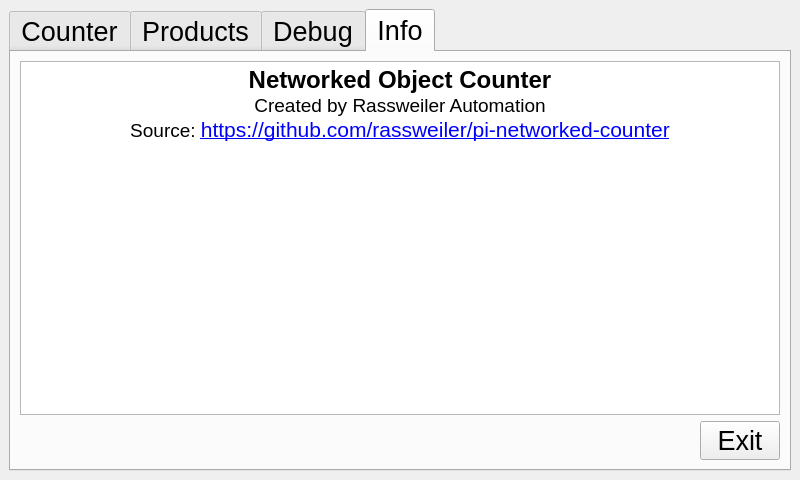
This is form.ui in rassweiler/pi-networked-counter as Qt 5 draws it before an edit. The edited form follows.
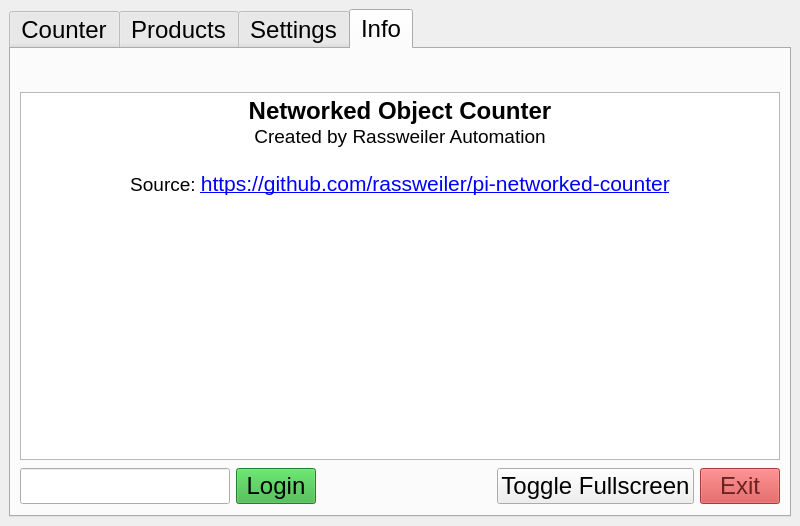
This is the edited form. The open tabs and pages were chosen to show the change. Icons and pictures are not drawn.

What changed in the file:
```diff
--- a/form.ui
+++ b/form.ui
@@ -7,7 +7,7 @@
     <x>0</x>
     <y>0</y>
     <width>800</width>
-    <height>480</height>
+    <height>526</height>
    </rect>
   </property>
   <property name="windowTitle">
@@ -26,7 +26,7 @@
       </property>
       <property name="font">
        <font>
-        <pointsize>20</pointsize>
+        <pointsize>18</pointsize>
        </font>
       </property>
       <property name="currentIndex">
@@ -2210,7 +2210,7 @@
         <bool>true</bool>
        </property>
        <attribute name="title">
-        <string>Debug</string>
+        <string>Settings</string>
        </attribute>
        <layout class="QVBoxLayout" name="verticalLayout_3">
         <item>
@@ -2294,16 +2294,32 @@
         <string>Info</string>
        </attribute>
        <layout class="QVBoxLayout" name="verticalLayout_2">
+        <item>
+         <widget class="QLabel" name="label_10">
+          <property name="text">
+           <string/>
+          </property>
+          <property name="pixmap">
+           <pixmap>logo-small.png</pixmap>
+          </property>
+          <property name="alignment">
+           <set>Qt::AlignCenter</set>
+          </property>
+         </widget>
+        </item>
         <item>
          <widget class="QTextBrowser" name="textBrowser">
           <property name="html">
            <string>&lt;!DOCTYPE HTML PUBLIC &quot;-//W3C//DTD HTML 4.0//EN&quot; &quot;http://www.w3.org/TR/REC-html40/strict.dtd&quot;&gt;
-&lt;html&gt;&lt;head&gt;&lt;meta name=&quot;qrichtext&quot; content=&quot;1&quot; /&gt;&lt;style type=&quot;text/css&quot;&gt;
+&lt;html&gt;&lt;head&gt;&lt;meta name=&quot;qrichtext&quot; content=&quot;1&quot; /&gt;&lt;meta charset=&quot;utf-8&quot; /&gt;&lt;style type=&quot;text/css&quot;&gt;
 p, li { white-space: pre-wrap; }
-&lt;/style&gt;&lt;/head&gt;&lt;body style=&quot; font-family:'Sans Serif'; font-size:20pt; font-weight:400; font-style:normal;&quot;&gt;
-&lt;p align=&quot;center&quot; style=&quot; margin-top:0px; margin-bottom:0px; margin-left:0px; margin-right:0px; -qt-block-indent:0; text-indent:0px;&quot;&gt;&lt;span style=&quot; font-size:18pt; font-weight:704;&quot;&gt;Networked Object Counter&lt;/span&gt;&lt;/p&gt;
+hr { height: 1px; border-width: 0; }
+li.unchecked::marker { content: &quot;\2610&quot;; }
+li.checked::marker { content: &quot;\2612&quot;; }
+&lt;/style&gt;&lt;/head&gt;&lt;body style=&quot; font-family:'Sans Serif'; font-size:18pt; font-weight:400; font-style:normal;&quot;&gt;
+&lt;p align=&quot;center&quot; style=&quot; margin-top:0px; margin-bottom:0px; margin-left:0px; margin-right:0px; -qt-block-indent:0; text-indent:0px;&quot;&gt;&lt;span style=&quot; font-weight:704;&quot;&gt;Networked Object Counter&lt;/span&gt;&lt;/p&gt;
 &lt;p align=&quot;center&quot; style=&quot; margin-top:0px; margin-bottom:0px; margin-left:0px; margin-right:0px; -qt-block-indent:0; text-indent:0px;&quot;&gt;&lt;span style=&quot; font-size:14pt;&quot;&gt;Created by Rassweiler Automation&lt;/span&gt;&lt;/p&gt;
-&lt;p align=&quot;center&quot; style=&quot; margin-top:0px; margin-bottom:0px; margin-left:0px; margin-right:0px; -qt-block-indent:0; text-indent:0px;&quot;&gt;&lt;img src=&quot;:/Logos/logo-small.png&quot; /&gt;&lt;/p&gt;
+&lt;p align=&quot;center&quot; style=&quot;-qt-paragraph-type:empty; margin-top:0px; margin-bottom:0px; margin-left:0px; margin-right:0px; -qt-block-indent:0; text-indent:0px; font-size:14pt;&quot;&gt;&lt;br /&gt;&lt;/p&gt;
 &lt;p align=&quot;center&quot; style=&quot; margin-top:0px; margin-bottom:0px; margin-left:0px; margin-right:0px; -qt-block-indent:0; text-indent:0px;&quot;&gt;&lt;span style=&quot; font-size:14pt;&quot;&gt;Source: &lt;/span&gt;&lt;a href=&quot;https://github.com/rassweiler/pi-networked-counter&quot;&gt;&lt;span style=&quot; font-size:16pt; text-decoration: underline; color:#0000ff;&quot;&gt;https://github.com/rassweiler/pi-networked-counter&lt;/span&gt;&lt;/a&gt;&lt;/p&gt;
 &lt;p style=&quot;-qt-paragraph-type:empty; margin-top:0px; margin-bottom:0px; margin-left:0px; margin-right:0px; -qt-block-indent:0; text-indent:0px; font-size:16pt; text-decoration: underline; color:#0000ff;&quot;&gt;&lt;br /&gt;&lt;/p&gt;&lt;/body&gt;&lt;/html&gt;</string>
           </property>
@@ -2311,6 +2327,468 @@
         </item>
         <item>
          <layout class="QHBoxLayout" name="horizontalLayout_3">
+          <item>
+           <widget class="QLineEdit" name="lineEditLogin">
+            <property name="inputMethodHints">
+             <set>Qt::ImhHiddenText|Qt::ImhNoAutoUppercase|Qt::ImhNoPredictiveText|Qt::ImhSensitiveData</set>
+            </property>
+            <property name="text">
+             <string/>
+            </property>
+            <property name="echoMode">
+             <enum>QLineEdit::Password</enum>
+            </property>
+           </widget>
+          </item>
+          <item>
+           <widget class="QPushButton" name="buttonLogin">
+            <property name="palette">
+             <palette>
+              <active>
+               <colorrole role="WindowText">
+                <brush brushstyle="SolidPattern">
+                 <color alpha="255">
+                  <red>0</red>
+                  <green>0</green>
+                  <blue>0</blue>
+                 </color>
+                </brush>
+               </colorrole>
+               <colorrole role="Button">
+                <brush brushstyle="SolidPattern">
+                 <color alpha="255">
+                  <red>51</red>
+                  <green>176</green>
+                  <blue>59</blue>
+                 </color>
+                </brush>
+               </colorrole>
+               <colorrole role="Light">
+                <brush brushstyle="SolidPattern">
+                 <color alpha="255">
+                  <red>83</red>
+                  <green>255</green>
+                  <blue>94</blue>
+                 </color>
+                </brush>
+               </colorrole>
+               <colorrole role="Midlight">
+                <brush brushstyle="SolidPattern">
+                 <color alpha="255">
+                  <red>67</red>
+                  <green>215</green>
+                  <blue>76</blue>
+                 </color>
+                </brush>
+               </colorrole>
+               <colorrole role="Dark">
+                <brush brushstyle="SolidPattern">
+                 <color alpha="255">
+                  <red>25</red>
+                  <green>88</green>
+                  <blue>29</blue>
+                 </color>
+                </brush>
+               </colorrole>
+               <colorrole role="Mid">
+                <brush brushstyle="SolidPattern">
+                 <color alpha="255">
+                  <red>34</red>
+                  <green>117</green>
+                  <blue>39</blue>
+                 </color>
+                </brush>
+               </colorrole>
+               <colorrole role="Text">
+                <brush brushstyle="SolidPattern">
+                 <color alpha="255">
+                  <red>0</red>
+                  <green>0</green>
+                  <blue>0</blue>
+                 </color>
+                </brush>
+               </colorrole>
+               <colorrole role="BrightText">
+                <brush brushstyle="SolidPattern">
+                 <color alpha="255">
+                  <red>255</red>
+                  <green>255</green>
+                  <blue>255</blue>
+                 </color>
+                </brush>
+               </colorrole>
+               <colorrole role="ButtonText">
+                <brush brushstyle="SolidPattern">
+                 <color alpha="255">
+                  <red>0</red>
+                  <green>0</green>
+                  <blue>0</blue>
+                 </color>
+                </brush>
+               </colorrole>
+               <colorrole role="Base">
+                <brush brushstyle="SolidPattern">
+                 <color alpha="255">
+                  <red>255</red>
+                  <green>255</green>
+                  <blue>255</blue>
+                 </color>
+                </brush>
+               </colorrole>
+               <colorrole role="Window">
+                <brush brushstyle="SolidPattern">
+                 <color alpha="255">
+                  <red>51</red>
+                  <green>176</green>
+                  <blue>59</blue>
+                 </color>
+                </brush>
+               </colorrole>
+               <colorrole role="Shadow">
+                <brush brushstyle="SolidPattern">
+                 <color alpha="255">
+                  <red>0</red>
+                  <green>0</green>
+                  <blue>0</blue>
+                 </color>
+                </brush>
+               </colorrole>
+               <colorrole role="AlternateBase">
+                <brush brushstyle="SolidPattern">
+                 <color alpha="255">
+                  <red>153</red>
+                  <green>215</green>
+                  <blue>157</blue>
+                 </color>
+                </brush>
+               </colorrole>
+               <colorrole role="ToolTipBase">
+                <brush brushstyle="SolidPattern">
+                 <color alpha="255">
+                  <red>255</red>
+                  <green>255</green>
+                  <blue>220</blue>
+                 </color>
+                </brush>
+               </colorrole>
+               <colorrole role="ToolTipText">
+                <brush brushstyle="SolidPattern">
+                 <color alpha="255">
+                  <red>0</red>
+                  <green>0</green>
+                  <blue>0</blue>
+                 </color>
+                </brush>
+               </colorrole>
+               <colorrole role="PlaceholderText">
+                <brush brushstyle="SolidPattern">
+                 <color alpha="127">
+                  <red>0</red>
+                  <green>0</green>
+                  <blue>0</blue>
+                 </color>
+                </brush>
+               </colorrole>
+              </active>
+              <inactive>
+               <colorrole role="WindowText">
+                <brush brushstyle="SolidPattern">
+                 <color alpha="255">
+                  <red>0</red>
+                  <green>0</green>
+                  <blue>0</blue>
+                 </color>
+                </brush>
+               </colorrole>
+               <colorrole role="Button">
+                <brush brushstyle="SolidPattern">
+                 <color alpha="255">
+                  <red>51</red>
+                  <green>176</green>
+                  <blue>59</blue>
+                 </color>
+                </brush>
+               </colorrole>
+               <colorrole role="Light">
+                <brush brushstyle="SolidPattern">
+                 <color alpha="255">
+                  <red>83</red>
+                  <green>255</green>
+                  <blue>94</blue>
+                 </color>
+                </brush>
+               </colorrole>
+               <colorrole role="Midlight">
+                <brush brushstyle="SolidPattern">
+                 <color alpha="255">
+                  <red>67</red>
+                  <green>215</green>
+                  <blue>76</blue>
+                 </color>
+                </brush>
+               </colorrole>
+               <colorrole role="Dark">
+                <brush brushstyle="SolidPattern">
+                 <color alpha="255">
+                  <red>25</red>
+                  <green>88</green>
+                  <blue>29</blue>
+                 </color>
+                </brush>
+               </colorrole>
+               <colorrole role="Mid">
+                <brush brushstyle="SolidPattern">
+                 <color alpha="255">
+                  <red>34</red>
+                  <green>117</green>
+                  <blue>39</blue>
+                 </color>
+                </brush>
+               </colorrole>
+               <colorrole role="Text">
+                <brush brushstyle="SolidPattern">
+                 <color alpha="255">
+                  <red>0</red>
+                  <green>0</green>
+                  <blue>0</blue>
+                 </color>
+                </brush>
+               </colorrole>
+               <colorrole role="BrightText">
+                <brush brushstyle="SolidPattern">
+                 <color alpha="255">
+                  <red>255</red>
+                  <green>255</green>
+                  <blue>255</blue>
+                 </color>
+                </brush>
+               </colorrole>
+               <colorrole role="ButtonText">
+                <brush brushstyle="SolidPattern">
+                 <color alpha="255">
+                  <red>0</red>
+                  <green>0</green>
+                  <blue>0</blue>
+                 </color>
+                </brush>
+               </colorrole>
+               <colorrole role="Base">
+                <brush brushstyle="SolidPattern">
+                 <color alpha="255">
+                  <red>255</red>
+                  <green>255</green>
+                  <blue>255</blue>
+                 </color>
+                </brush>
+               </colorrole>
+               <colorrole role="Window">
+                <brush brushstyle="SolidPattern">
+                 <color alpha="255">
+                  <red>51</red>
+                  <green>176</green>
+                  <blue>59</blue>
+                 </color>
+                </brush>
+               </colorrole>
+               <colorrole role="Shadow">
+                <brush brushstyle="SolidPattern">
+                 <color alpha="255">
+                  <red>0</red>
+                  <green>0</green>
+                  <blue>0</blue>
+                 </color>
+                </brush>
+               </colorrole>
+               <colorrole role="AlternateBase">
+                <brush brushstyle="SolidPattern">
+                 <color alpha="255">
+                  <red>153</red>
+                  <green>215</green>
+                  <blue>157</blue>
+                 </color>
+                </brush>
+               </colorrole>
+               <colorrole role="ToolTipBase">
+                <brush brushstyle="SolidPattern">
+                 <color alpha="255">
+                  <red>255</red>
+                  <green>255</green>
+                  <blue>220</blue>
+                 </color>
+                </brush>
+               </colorrole>
+               <colorrole role="ToolTipText">
+                <brush brushstyle="SolidPattern">
+                 <color alpha="255">
+                  <red>0</red>
+                  <green>0</green>
+                  <blue>0</blue>
+                 </color>
+                </brush>
+               </colorrole>
+               <colorrole role="PlaceholderText">
+                <brush brushstyle="SolidPattern">
+                 <color alpha="127">
+                  <red>0</red>
+                  <green>0</green>
+                  <blue>0</blue>
+                 </color>
+                </brush>
+               </colorrole>
+              </inactive>
+              <disabled>
+               <colorrole role="WindowText">
+                <brush brushstyle="SolidPattern">
+                 <color alpha="255">
+                  <red>25</red>
+                  <green>88</green>
+                  <blue>29</blue>
+                 </color>
+                </brush>
+               </colorrole>
+               <colorrole role="Button">
+                <brush brushstyle="SolidPattern">
+                 <color alpha="255">
+                  <red>51</red>
+                  <green>176</green>
+                  <blue>59</blue>
+                 </color>
+                </brush>
+               </colorrole>
+               <colorrole role="Light">
+                <brush brushstyle="SolidPattern">
+                 <color alpha="255">
+                  <red>83</red>
+                  <green>255</green>
+                  <blue>94</blue>
+                 </color>
+                </brush>
+               </colorrole>
+               <colorrole role="Midlight">
+                <brush brushstyle="SolidPattern">
+                 <color alpha="255">
+                  <red>67</red>
+                  <green>215</green>
+                  <blue>76</blue>
+                 </color>
+                </brush>
+               </colorrole>
+               <colorrole role="Dark">
+                <brush brushstyle="SolidPattern">
+                 <color alpha="255">
+                  <red>25</red>
+                  <green>88</green>
+                  <blue>29</blue>
+                 </color>
+                </brush>
+               </colorrole>
+               <colorrole role="Mid">
+                <brush brushstyle="SolidPattern">
+                 <color alpha="255">
+                  <red>34</red>
+                  <green>117</green>
+                  <blue>39</blue>
+                 </color>
+                </brush>
+               </colorrole>
+               <colorrole role="Text">
+                <brush brushstyle="SolidPattern">
+                 <color alpha="255">
+                  <red>25</red>
+                  <green>88</green>
+                  <blue>29</blue>
+                 </color>
+                </brush>
+               </colorrole>
+               <colorrole role="BrightText">
+                <brush brushstyle="SolidPattern">
+                 <color alpha="255">
+                  <red>255</red>
+                  <green>255</green>
+                  <blue>255</blue>
+                 </color>
+                </brush>
+               </colorrole>
+               <colorrole role="ButtonText">
+                <brush brushstyle="SolidPattern">
+                 <color alpha="255">
+                  <red>25</red>
+                  <green>88</green>
+                  <blue>29</blue>
+                 </color>
+                </brush>
+               </colorrole>
+               <colorrole role="Base">
+                <brush brushstyle="SolidPattern">
+                 <color alpha="255">
+                  <red>51</red>
+                  <green>176</green>
+                  <blue>59</blue>
+                 </color>
+                </brush>
+               </colorrole>
+               <colorrole role="Window">
+                <brush brushstyle="SolidPattern">
+                 <color alpha="255">
+                  <red>51</red>
+                  <green>176</green>
+                  <blue>59</blue>
+                 </color>
+                </brush>
+               </colorrole>
+               <colorrole role="Shadow">
+                <brush brushstyle="SolidPattern">
+                 <color alpha="255">
+                  <red>0</red>
+                  <green>0</green>
+                  <blue>0</blue>
+                 </color>
+                </brush>
+               </colorrole>
+               <colorrole role="AlternateBase">
+                <brush brushstyle="SolidPattern">
+                 <color alpha="255">
+                  <red>51</red>
+                  <green>176</green>
+                  <blue>59</blue>
+                 </color>
+                </brush>
+               </colorrole>
+               <colorrole role="ToolTipBase">
+                <brush brushstyle="SolidPattern">
+                 <color alpha="255">
+                  <red>255</red>
+                  <green>255</green>
+                  <blue>220</blue>
+                 </color>
+                </brush>
+               </colorrole>
+               <colorrole role="ToolTipText">
+                <brush brushstyle="SolidPattern">
+                 <color alpha="255">
+                  <red>0</red>
+                  <green>0</green>
+                  <blue>0</blue>
+                 </color>
+                </brush>
+               </colorrole>
+               <colorrole role="PlaceholderText">
+                <brush brushstyle="SolidPattern">
+                 <color alpha="127">
+                  <red>25</red>
+                  <green>88</green>
+                  <blue>29</blue>
+                 </color>
+                </brush>
+               </colorrole>
+              </disabled>
+             </palette>
+            </property>
+            <property name="text">
+             <string>Login</string>
+            </property>
+           </widget>
+          </item>
           <item>
            <spacer name="horizontalSpacer">
             <property name="orientation">
@@ -2318,14 +2796,469 @@
             </property>
             <property name="sizeHint" stdset="0">
              <size>
-              <width>40</width>
-              <height>20</height>
+              <width>20</width>
+              <height>40</height>
              </size>
             </property>
            </spacer>
           </item>
           <item>
-           <widget class="QPushButton" name="exitButton">
+           <widget class="QPushButton" name="buttonToggleFullscreen">
+            <property name="enabled">
+             <bool>true</bool>
+            </property>
+            <property name="text">
+             <string>Toggle Fullscreen</string>
+            </property>
+           </widget>
+          </item>
+          <item>
+           <widget class="QPushButton" name="buttonExit">
+            <property name="enabled">
+             <bool>false</bool>
+            </property>
+            <property name="palette">
+             <palette>
+              <active>
+               <colorrole role="WindowText">
+                <brush brushstyle="SolidPattern">
+                 <color alpha="255">
+                  <red>0</red>
+                  <green>0</green>
+                  <blue>0</blue>
+                 </color>
+                </brush>
+               </colorrole>
+               <colorrole role="Button">
+                <brush brushstyle="SolidPattern">
+                 <color alpha="255">
+                  <red>212</red>
+                  <green>67</green>
+                  <blue>67</blue>
+                 </color>
+                </brush>
+               </colorrole>
+               <colorrole role="Light">
+                <brush brushstyle="SolidPattern">
+                 <color alpha="255">
+                  <red>255</red>
+                  <green>144</green>
+                  <blue>144</blue>
+                 </color>
+                </brush>
+               </colorrole>
+               <colorrole role="Midlight">
+                <brush brushstyle="SolidPattern">
+                 <color alpha="255">
+                  <red>233</red>
+                  <green>105</green>
+                  <blue>105</blue>
+                 </color>
+                </brush>
+               </colorrole>
+               <colorrole role="Dark">
+                <brush brushstyle="SolidPattern">
+                 <color alpha="255">
+                  <red>106</red>
+                  <green>34</green>
+                  <blue>34</blue>
+                 </color>
+                </brush>
+               </colorrole>
+               <colorrole role="Mid">
+                <brush brushstyle="SolidPattern">
+                 <color alpha="255">
+                  <red>141</red>
+                  <green>45</green>
+                  <blue>45</blue>
+                 </color>
+                </brush>
+               </colorrole>
+               <colorrole role="Text">
+                <brush brushstyle="SolidPattern">
+                 <color alpha="255">
+                  <red>0</red>
+                  <green>0</green>
+                  <blue>0</blue>
+                 </color>
+                </brush>
+               </colorrole>
+               <colorrole role="BrightText">
+                <brush brushstyle="SolidPattern">
+                 <color alpha="255">
+                  <red>255</red>
+                  <green>255</green>
+                  <blue>255</blue>
+                 </color>
+                </brush>
+               </colorrole>
+               <colorrole role="ButtonText">
+                <brush brushstyle="SolidPattern">
+                 <color alpha="255">
+                  <red>0</red>
+                  <green>0</green>
+                  <blue>0</blue>
+                 </color>
+                </brush>
+               </colorrole>
+               <colorrole role="Base">
+                <brush brushstyle="SolidPattern">
+                 <color alpha="255">
+                  <red>255</red>
+                  <green>255</green>
+                  <blue>255</blue>
+                 </color>
+                </brush>
+               </colorrole>
+               <colorrole role="Window">
+                <brush brushstyle="SolidPattern">
+                 <color alpha="255">
+                  <red>212</red>
+                  <green>67</green>
+                  <blue>67</blue>
+                 </color>
+                </brush>
+               </colorrole>
+               <colorrole role="Shadow">
+                <brush brushstyle="SolidPattern">
+                 <color alpha="255">
+                  <red>0</red>
+                  <green>0</green>
+                  <blue>0</blue>
+                 </color>
+                </brush>
+               </colorrole>
+               <colorrole role="AlternateBase">
+                <brush brushstyle="SolidPattern">
+                 <color alpha="255">
+                  <red>233</red>
+                  <green>161</green>
+                  <blue>161</blue>
+                 </color>
+                </brush>
+               </colorrole>
+               <colorrole role="ToolTipBase">
+                <brush brushstyle="SolidPattern">
+                 <color alpha="255">
+                  <red>255</red>
+                  <green>255</green>
+                  <blue>220</blue>
+                 </color>
+                </brush>
+               </colorrole>
+               <colorrole role="ToolTipText">
+                <brush brushstyle="SolidPattern">
+                 <color alpha="255">
+                  <red>0</red>
+                  <green>0</green>
+                  <blue>0</blue>
+                 </color>
+                </brush>
+               </colorrole>
+               <colorrole role="PlaceholderText">
+                <brush brushstyle="SolidPattern">
+                 <color alpha="127">
+                  <red>0</red>
+                  <green>0</green>
+                  <blue>0</blue>
+                 </color>
+                </brush>
+               </colorrole>
+              </active>
+              <inactive>
+               <colorrole role="WindowText">
+                <brush brushstyle="SolidPattern">
+                 <color alpha="255">
+                  <red>0</red>
+                  <green>0</green>
+                  <blue>0</blue>
+                 </color>
+                </brush>
+               </colorrole>
+               <colorrole role="Button">
+                <brush brushstyle="SolidPattern">
+                 <color alpha="255">
+                  <red>212</red>
+                  <green>67</green>
+                  <blue>67</blue>
+                 </color>
+                </brush>
+               </colorrole>
+               <colorrole role="Light">
+                <brush brushstyle="SolidPattern">
+                 <color alpha="255">
+                  <red>255</red>
+                  <green>144</green>
+                  <blue>144</blue>
+                 </color>
+                </brush>
+               </colorrole>
+               <colorrole role="Midlight">
+                <brush brushstyle="SolidPattern">
+                 <color alpha="255">
+                  <red>233</red>
+                  <green>105</green>
+                  <blue>105</blue>
+                 </color>
+                </brush>
+               </colorrole>
+               <colorrole role="Dark">
+                <brush brushstyle="SolidPattern">
+                 <color alpha="255">
+                  <red>106</red>
+                  <green>34</green>
+                  <blue>34</blue>
+                 </color>
+                </brush>
+               </colorrole>
+               <colorrole role="Mid">
+                <brush brushstyle="SolidPattern">
+                 <color alpha="255">
+                  <red>141</red>
+                  <green>45</green>
+                  <blue>45</blue>
+                 </color>
+                </brush>
+               </colorrole>
+               <colorrole role="Text">
+                <brush brushstyle="SolidPattern">
+                 <color alpha="255">
+                  <red>0</red>
+                  <green>0</green>
+                  <blue>0</blue>
+                 </color>
+                </brush>
+               </colorrole>
+               <colorrole role="BrightText">
+                <brush brushstyle="SolidPattern">
+                 <color alpha="255">
+                  <red>255</red>
+                  <green>255</green>
+                  <blue>255</blue>
+                 </color>
+                </brush>
+               </colorrole>
+               <colorrole role="ButtonText">
+                <brush brushstyle="SolidPattern">
+                 <color alpha="255">
+                  <red>0</red>
+                  <green>0</green>
+                  <blue>0</blue>
+                 </color>
+                </brush>
+               </colorrole>
+               <colorrole role="Base">
+                <brush brushstyle="SolidPattern">
+                 <color alpha="255">
+                  <red>255</red>
+                  <green>255</green>
+                  <blue>255</blue>
+                 </color>
+                </brush>
+               </colorrole>
+               <colorrole role="Window">
+                <brush brushstyle="SolidPattern">
+                 <color alpha="255">
+                  <red>212</red>
+                  <green>67</green>
+                  <blue>67</blue>
+                 </color>
+                </brush>
+               </colorrole>
+               <colorrole role="Shadow">
+                <brush brushstyle="SolidPattern">
+                 <color alpha="255">
+                  <red>0</red>
+                  <green>0</green>
+                  <blue>0</blue>
+                 </color>
+                </brush>
+               </colorrole>
+               <colorrole role="AlternateBase">
+                <brush brushstyle="SolidPattern">
+                 <color alpha="255">
+                  <red>233</red>
+                  <green>161</green>
+                  <blue>161</blue>
+                 </color>
+                </brush>
+               </colorrole>
+               <colorrole role="ToolTipBase">
+                <brush brushstyle="SolidPattern">
+                 <color alpha="255">
+                  <red>255</red>
+                  <green>255</green>
+                  <blue>220</blue>
+                 </color>
+                </brush>
+               </colorrole>
+               <colorrole role="ToolTipText">
+                <brush brushstyle="SolidPattern">
+                 <color alpha="255">
+                  <red>0</red>
+                  <green>0</green>
+                  <blue>0</blue>
+                 </color>
+                </brush>
+               </colorrole>
+               <colorrole role="PlaceholderText">
+                <brush brushstyle="SolidPattern">
+                 <color alpha="127">
+                  <red>0</red>
+                  <green>0</green>
+                  <blue>0</blue>
+                 </color>
+                </brush>
+               </colorrole>
+              </inactive>
+              <disabled>
+               <colorrole role="WindowText">
+                <brush brushstyle="SolidPattern">
+                 <color alpha="255">
+                  <red>106</red>
+                  <green>34</green>
+                  <blue>34</blue>
+                 </color>
+                </brush>
+               </colorrole>
+               <colorrole role="Button">
+                <brush brushstyle="SolidPattern">
+                 <color alpha="255">
+                  <red>212</red>
+                  <green>67</green>
+                  <blue>67</blue>
+                 </color>
+                </brush>
+               </colorrole>
+               <colorrole role="Light">
+                <brush brushstyle="SolidPattern">
+                 <color alpha="255">
+                  <red>255</red>
+                  <green>144</green>
+                  <blue>144</blue>
+                 </color>
+                </brush>
+               </colorrole>
+               <colorrole role="Midlight">
+                <brush brushstyle="SolidPattern">
+                 <color alpha="255">
+                  <red>233</red>
+                  <green>105</green>
+                  <blue>105</blue>
+                 </color>
+                </brush>
+               </colorrole>
+               <colorrole role="Dark">
+                <brush brushstyle="SolidPattern">
+                 <color alpha="255">
+                  <red>106</red>
+                  <green>34</green>
+                  <blue>34</blue>
+                 </color>
+                </brush>
+               </colorrole>
+               <colorrole role="Mid">
+                <brush brushstyle="SolidPattern">
+                 <color alpha="255">
+                  <red>141</red>
+                  <green>45</green>
+                  <blue>45</blue>
+                 </color>
+                </brush>
+               </colorrole>
+               <colorrole role="Text">
+                <brush brushstyle="SolidPattern">
+                 <color alpha="255">
+                  <red>106</red>
+                  <green>34</green>
+                  <blue>34</blue>
+                 </color>
+                </brush>
+               </colorrole>
+               <colorrole role="BrightText">
+                <brush brushstyle="SolidPattern">
+                 <color alpha="255">
+                  <red>255</red>
+                  <green>255</green>
+                  <blue>255</blue>
+                 </color>
+                </brush>
+               </colorrole>
+               <colorrole role="ButtonText">
+                <brush brushstyle="SolidPattern">
+                 <color alpha="255">
+                  <red>106</red>
+                  <green>34</green>
+                  <blue>34</blue>
+                 </color>
+                </brush>
+               </colorrole>
+               <colorrole role="Base">
+                <brush brushstyle="SolidPattern">
+                 <color alpha="255">
+                  <red>212</red>
+                  <green>67</green>
+                  <blue>67</blue>
+                 </color>
+                </brush>
+               </colorrole>
+               <colorrole role="Window">
+                <brush brushstyle="SolidPattern">
+                 <color alpha="255">
+                  <red>212</red>
+                  <green>67</green>
+                  <blue>67</blue>
+                 </color>
+                </brush>
+               </colorrole>
+               <colorrole role="Shadow">
+                <brush brushstyle="SolidPattern">
+                 <color alpha="255">
+                  <red>0</red>
+                  <green>0</green>
+                  <blue>0</blue>
+                 </color>
+                </brush>
+               </colorrole>
+               <colorrole role="AlternateBase">
+                <brush brushstyle="SolidPattern">
+                 <color alpha="255">
+                  <red>212</red>
+                  <green>67</green>
+                  <blue>67</blue>
+                 </color>
+                </brush>
+               </colorrole>
+               <colorrole role="ToolTipBase">
+                <brush brushstyle="SolidPattern">
+                 <color alpha="255">
+                  <red>255</red>
+                  <green>255</green>
+                  <blue>220</blue>
+                 </color>
+                </brush>
+               </colorrole>
+               <colorrole role="ToolTipText">
+                <brush brushstyle="SolidPattern">
+                 <color alpha="255">
+                  <red>0</red>
+                  <green>0</green>
+                  <blue>0</blue>
+                 </color>
+                </brush>
+               </colorrole>
+               <colorrole role="PlaceholderText">
+                <brush brushstyle="SolidPattern">
+                 <color alpha="127">
+                  <red>106</red>
+                  <green>34</green>
+                  <blue>34</blue>
+                 </color>
+                </brush>
+               </colorrole>
+              </disabled>
+             </palette>
+            </property>
             <property name="text">
              <string>Exit</string>
             </property>
```
Left out of the diff: 414 changed lines with no effect on the pictures. Lines whose indentation alone changed are shown as unchanged.
